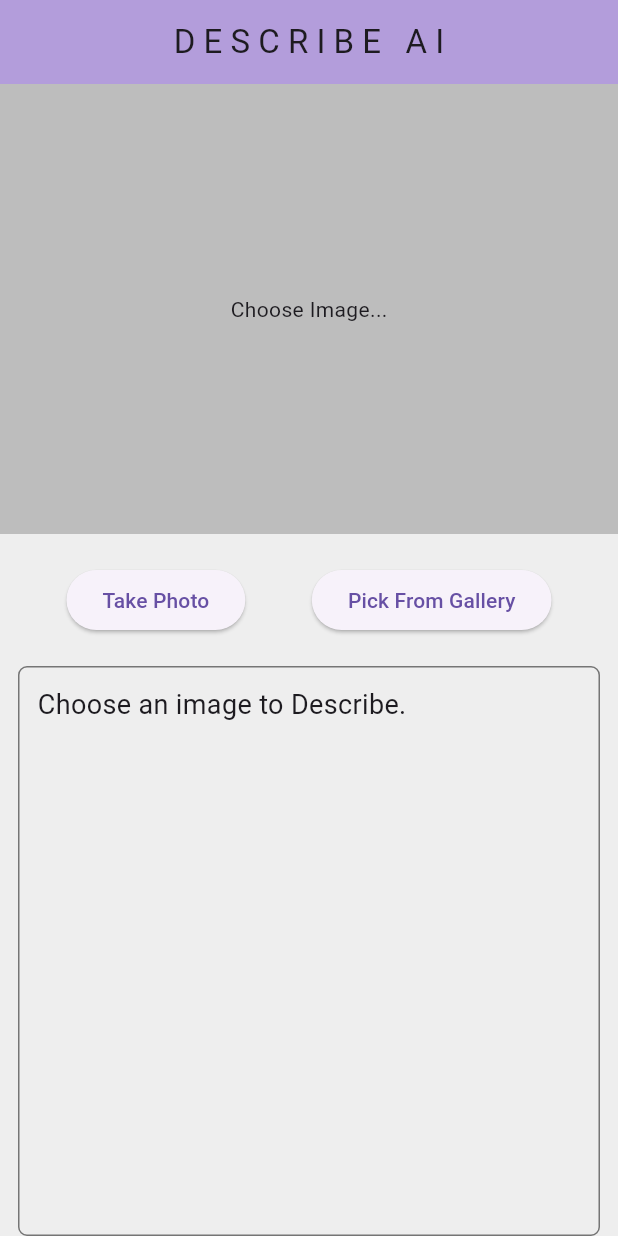
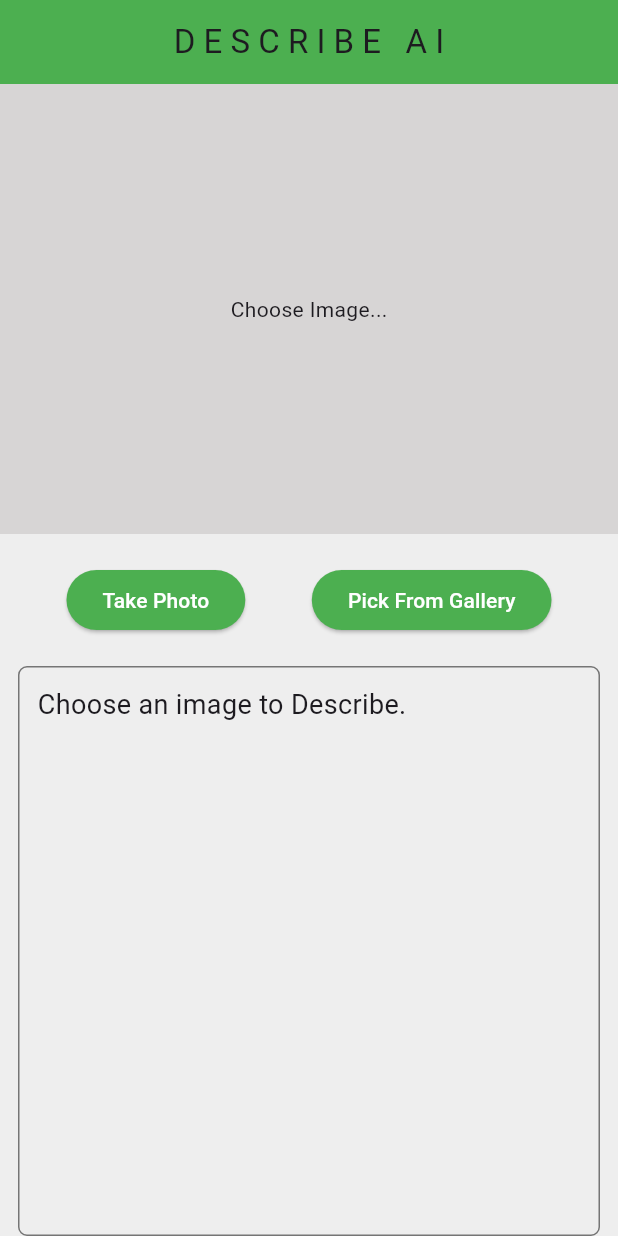
Before and after one commit to m-aqsam/Flutter-Bloc-Apps, a Flutter app: the screen it shows after launch, on a phone screen of 412 x 824 dp. Run offline on Flutter 3.47's test engine with Material 3 defaults, Android fonts, the light colour scheme and no system bars; our stand-ins replace bloc, flutter_bloc, image_picker.

Commit message:
New Changes

```diff
--- a/01_Describe_Ai/describe_ai/lib/Feature/Home/Ui/Home_Page.dart
+++ b/01_Describe_Ai/describe_ai/lib/Feature/Home/Ui/Home_Page.dart
@@ -22,7 +22,9 @@ class _Home_PageState extends State<Home_Page> {
     return Scaffold(
       backgroundColor: Colors.grey.shade200,
       appBar: AppBar(
-        backgroundColor: Colors.deepPurple.shade200,
+        //backgroundColor: Colors.deepPurple.shade200,
+        backgroundColor: Colors.green,
+
         title: Center(
           child: Text('D E S C R I B E   A I'),
         ),
@@ -55,7 +57,7 @@ class _Home_PageState extends State<Home_Page> {
               Container(
                 height: 300,
                 decoration: BoxDecoration(
-                  color: Colors.grey.shade400,
+                  color: const Color.fromARGB(255, 215, 213, 213),
                 ),
                 child: selectedImage != null
                     ? Image.file(selectedImage!,
@@ -72,11 +74,19 @@ class _Home_PageState extends State<Home_Page> {
                   ElevatedButton(
                     onPressed: () =>
                         homeBloc.add(PickImageEvent(ImageSource.camera)),
+                    style: ElevatedButton.styleFrom(
+                      foregroundColor: Colors.white, // Text color
+                      backgroundColor: Colors.green, // Button color
+                    ),
                     child: const Text('Take Photo'),
                   ),
                   ElevatedButton(
                     onPressed: () =>
                         homeBloc.add(PickImageEvent(ImageSource.gallery)),
+                    style: ElevatedButton.styleFrom(
+                      foregroundColor: Colors.white, // Text color
+                      backgroundColor: Colors.green, // Button color
+                    ),
                     child: const Text('Pick From Gallery'),
                   ),
                 ],
```
